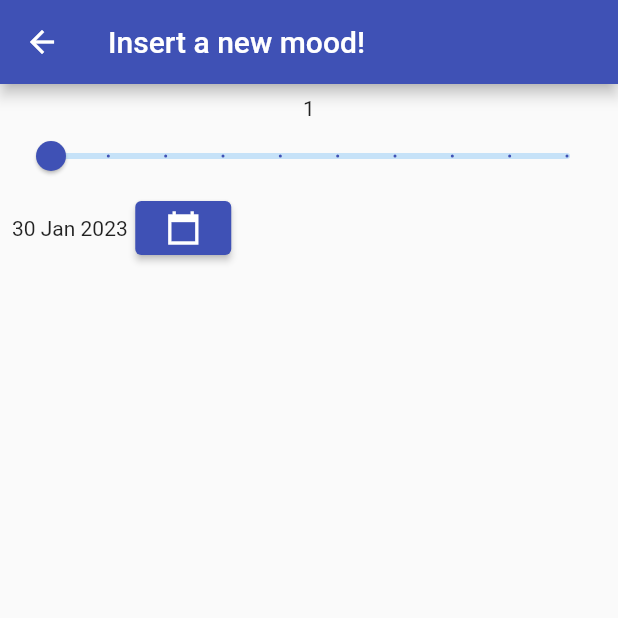
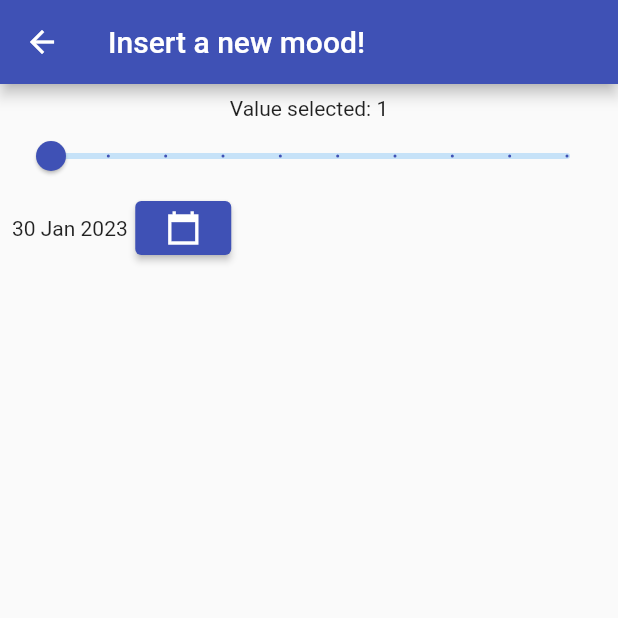
Before and after one commit to grcjariten/calendario, a Flutter app: the screen it shows after launch, after a tap on an icon or button, on a phone screen of 412 x 824 dp, the top half of it. Run offline on Flutter 3.47's test engine with Material 2 defaults, Android fonts, the phone set to English and light mode, and no system bars; our stand-ins replace sqflite, table_calendar; accounts and stored records are empty.

```diff
--- a/lib/form_pages/mood_form_screen.dart
+++ b/lib/form_pages/mood_form_screen.dart
@@ -37,7 +37,7 @@ class _MoodFormPageState extends State<MoodFormPage> {
       key: moodFormKey,
       child: Column(
         children: [
-          Text(moodSelected.toInt().toString()),
+          Text("Value selected: ${moodSelected.toInt().toString()}"),
           moodStoolValuePicker(moodSelected, _sliderCallBack,
               moodPageAppBarColor),
           Align(
--- a/lib/form_pages/stool_form_screen.dart
+++ b/lib/form_pages/stool_form_screen.dart
@@ -37,7 +37,7 @@ class _StoolFormPageState extends State<StoolFormPage> {
       key: stoolFormKey,
       child: Column(
         children: [
-          Text(stoolSelected.toInt().toString()),
+          Text("Value selected: ${stoolSelected.toInt().toString()}"),
           moodStoolValuePicker(stoolSelected, _sliderCallBack,
               stoolPageAppBarColor),
           Align(
```
